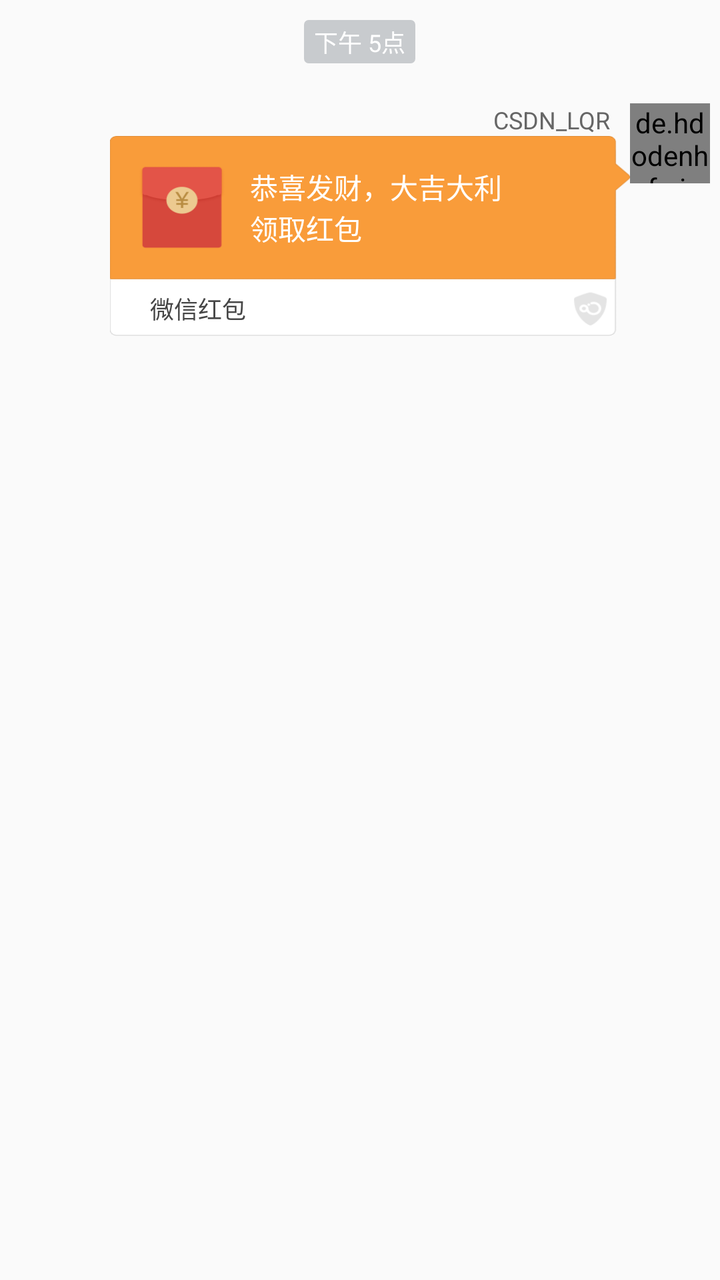
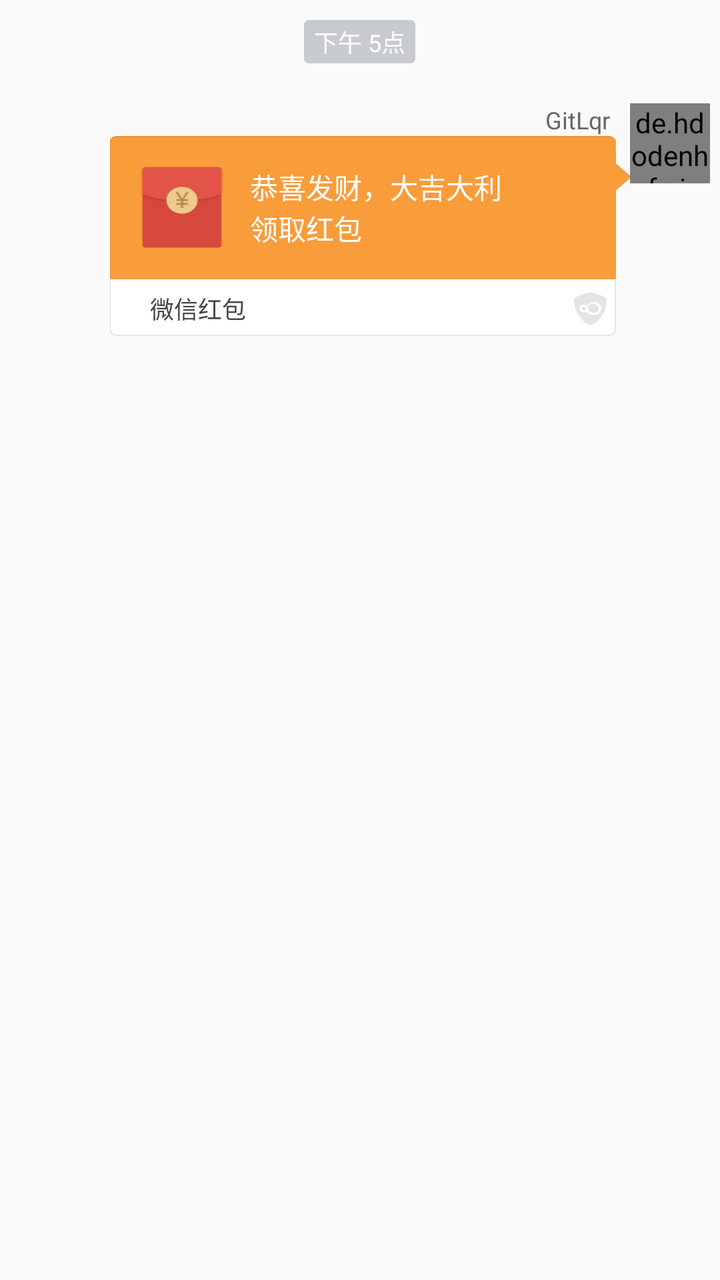

Screens rendered from an Android XML layout before and after an edit, with the pre-edit source and the edit as a unified diff.
<!-- AndroidManifest.xml: application theme AppTheme -->
<!-- res/layout/item_red_packet_send.xml -->
<?xml version="1.0" encoding="utf-8"?>
<LinearLayout xmlns:android="http://schemas.android.com/apk/res/android"
              xmlns:app="http://schemas.android.com/apk/res-auto"
              android:layout_width="match_parent"
              android:layout_height="match_parent"
              android:orientation="vertical">

    

    <TextView
        android:id="@+id/tvTime"
        android:layout_width="wrap_content"
        android:layout_height="wrap_content"
        android:layout_gravity="center_horizontal"
        android:layout_margin="10dp"
        android:background="@drawable/shape_notification_bg"
        android:gravity="center"
        android:paddingBottom="2dp"
        android:paddingLeft="5dp"
        android:paddingRight="5dp"
        android:paddingTop="2dp"
        android:text="下午 5点"
        android:textColor="#fff"
        android:textSize="12sp"/>

    <LinearLayout
        android:layout_width="wrap_content"
        android:layout_height="wrap_content"
        android:layout_gravity="right"
        android:gravity="right"
        android:orientation="horizontal"
        android:paddingBottom="20dp"
        android:paddingLeft="5dp"
        android:paddingRight="5dp"
        android:paddingTop="10dp">

        

        <LinearLayout
            android:id="@+id/llError"
            android:layout_width="wrap_content"
            android:layout_height="wrap_content"
            android:layout_gravity="center"
            android:visibility="gone">

            <TextView
                android:id="@+id/tvRetry"
                android:layout_width="wrap_content"
                android:layout_height="wrap_content"
                android:layout_gravity="center"
                android:text="重试"
                android:visibility="gone"
                />

            <de.hdodenhof.circleimageview.CircleImageView
                android:id="@+id/ivError"
                android:layout_width="20dp"
                android:layout_height="20dp"
                android:layout_gravity="center"
                android:layout_margin="5dp"
                android:src="@mipmap/img_error"/>
        </LinearLayout>

        <ProgressBar
            android:id="@+id/pbSending"
            style="?android:attr/progressBarStyleSmall"
            android:layout_width="20dp"
            android:layout_height="20dp"
            android:layout_gravity="center"
            android:layout_margin="5dp"
            android:visibility="gone"/>

        <LinearLayout
            android:layout_width="wrap_content"
            android:layout_height="wrap_content"
            android:orientation="vertical">

            <TextView
                android:id="@+id/tvName"
                android:layout_width="wrap_content"
                android:layout_height="wrap_content"
                android:layout_gravity="right"
                android:layout_marginRight="10dp"
                android:text="CSDN_LQR"
                android:textColor="#666666"
                android:textSize="12sp"
                android:visibility="visible"/>

            <RelativeLayout
                android:layout_width="260dp"
                android:layout_height="100dp"
                android:background="@mipmap/_bg_from_hongbao">

                <LinearLayout
                    android:layout_width="wrap_content"
                    android:layout_height="wrap_content"
                    android:layout_marginLeft="70dp"
                    android:layout_marginTop="15dp"
                    android:orientation="vertical">

                    <TextView
                        android:id="@+id/tvRedPacketGreeting"
                        android:layout_width="wrap_content"
                        android:layout_height="wrap_content"
                        android:text="恭喜发财，大吉大利"
                        android:textColor="@color/white"
                        android:textSize="14sp"/>

                    <TextView
                        android:layout_width="wrap_content"
                        android:layout_height="wrap_content"
                        android:text="领取红包"
                        android:textColor="@color/white"
                        android:textSize="14sp"/>

                </LinearLayout>


                <TextView
                    android:layout_width="wrap_content"
                    android:layout_height="wrap_content"
                    android:layout_alignParentBottom="true"
                    android:layout_marginBottom="5dp"
                    android:layout_marginLeft="20dp"
                    android:text="微信红包"
                    android:textColor="@color/gray0"
                    android:textSize="12sp"/>

            </RelativeLayout>
        </LinearLayout>
        

        <de.hdodenhof.circleimageview.CircleImageView
            android:id="@+id/ivAvatar"
            android:layout_width="40dp"
            android:layout_height="40dp"
            android:focusable="false"
            android:focusableInTouchMode="false"
            android:src="@mipmap/default_header"/>
    </LinearLayout>

</LinearLayout>
<!-- resources referenced by this layout -->
<resources>
  <color name="gray0">#464646</color>
  <color name="white">#ffffff</color>
  <!-- drawable shape_notification_bg (drawable) -->
  <?xml version="1.0" encoding="UTF-8"?>
  <shape xmlns:android="http://schemas.android.com/apk/res/android">
      <solid android:color="#C8CBCE" />
      <corners android:radius="2dip"/>
      <stroke
          android:width="0.5dip"
          android:color="#C8CBCE" />
  </shape>
  <!-- mipmap _bg_from_hongbao: png bitmap (mipmap-hdpi, 7392 bytes) -->
  <!-- mipmap default_header: jpg bitmap (mipmap-hdpi, 49500 bytes) -->
  <!-- mipmap img_error: png bitmap (mipmap-hdpi, 820 bytes) -->
  <style name="AppTheme" parent="Theme.AppCompat.Light.NoActionBar">
          
          <item name="colorPrimary">@color/colorPrimary</item>
          <item name="colorPrimaryDark">@color/colorPrimaryDark</item>
          <item name="colorAccent">@color/colorAccent</item>
          
          <item name="android:windowAnimationStyle">@style/activityAnimation</item>
      </style>
  <color name="colorPrimary">#393A3F</color>
  <color name="colorPrimaryDark">#303135</color>
  <color name="colorAccent">#7e7e7e</color>
  <style name="activityAnimation" parent="@android:style/Animation">
          <item name="android:activityOpenEnterAnimation">@anim/slide_right_in</item>
          <item name="android:activityOpenExitAnimation">@anim/slide_left_out</item>
          <item name="android:activityCloseEnterAnimation">@anim/slide_left_in</item>
          <item name="android:activityCloseExitAnimation">@anim/slide_right_out</item>
      </style>
</resources>

<!-- the commit's change to res/layout/item_red_packet_send.xml (unified diff, before → after) -->
@@ -81,7 +81,7 @@
                 android:layout_height="wrap_content"
                 android:layout_gravity="right"
                 android:layout_marginRight="10dp"
-                android:text="CSDN_LQR"
+                android:text="GitLqr"
                 android:textColor="#666666"
                 android:textSize="12sp"
                 android:visibility="visible"/>
